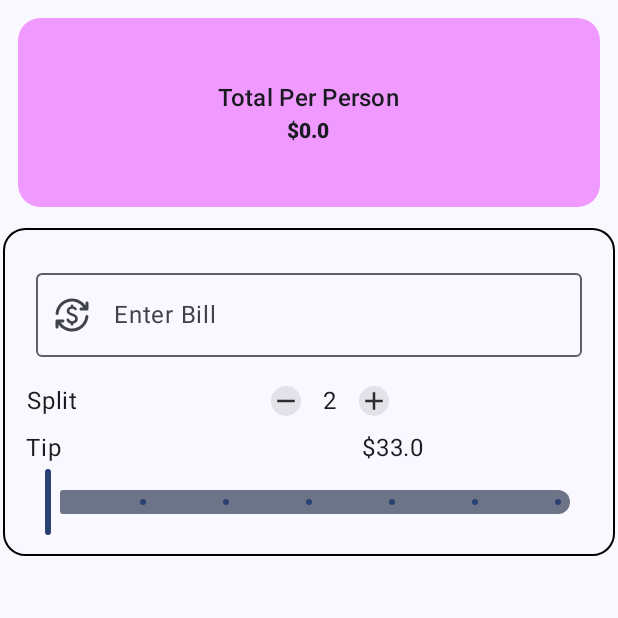
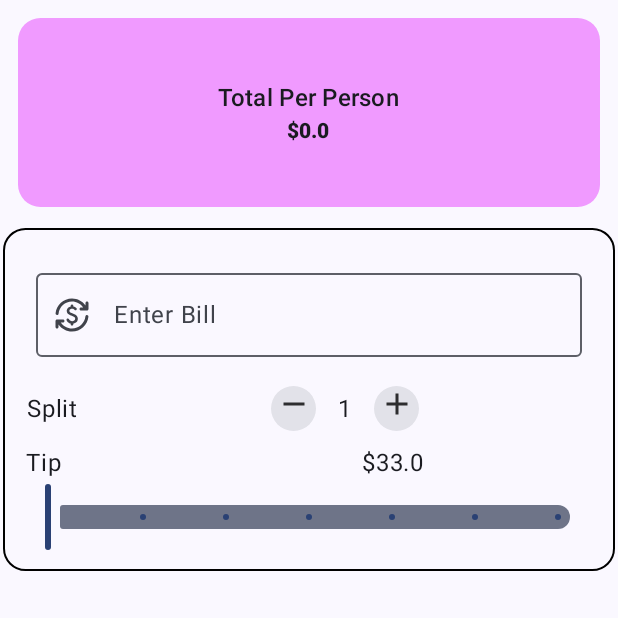
Before and after one commit to RanaHisham18/JetTipApp, an Android app built with Jetpack Compose: the composable BillState shown on its own in the app's theme, after a tap on "Plus or Minus Icon", on a phone screen of 412 x 824 dp, the top half of it. Run offline under Robolectric (Android 15) with nearby library versions, the phone set to English and light mode, and no system bars.

Commit message:
increase and decrease

```diff
--- a/app/src/main/java/com/example/jettipapp/MainActivity.kt
+++ b/app/src/main/java/com/example/jettipapp/MainActivity.kt
@@ -10,7 +10,6 @@ import androidx.activity.ComponentActivity
 import androidx.activity.compose.setContent
 import androidx.compose.foundation.BorderStroke
 import androidx.compose.foundation.layout.Arrangement
-import androidx.compose.foundation.layout.Box
 import androidx.compose.foundation.layout.Column
 import androidx.compose.foundation.layout.Row
 import androidx.compose.foundation.layout.Spacer
@@ -113,7 +112,10 @@ fun BillState(
     val sliderPositionState = remember {
         mutableStateOf(0f)
     }
-
+    val splitState = remember {
+        mutableStateOf(1)
+    }
+    val range = IntRange(start = 1, endInclusive = 100)
     val keyboardController = LocalSoftwareKeyboardController.current
     Column {
         TopHeaderCard()
@@ -163,10 +165,15 @@ fun BillState(
                         RoundedIconButton(
 
                             imageVector = Icons.Default.Remove,
-                            onClick = { /*TODO*/ })
+                            onClick = {
+
+                                splitState.value =
+                                    if(splitState.value > 1) splitState.value - 1
+                                else 1
+                            })
 
                         Text(
-                            text = "2", modifier = Modifier
+                            text = "${splitState.value}", modifier = Modifier
                                 .align(Alignment.CenterVertically)
                                 .padding(start = 9.dp, end = 9.dp)
                         )
@@ -174,10 +181,14 @@ fun BillState(
                         RoundedIconButton(
 
                             imageVector = Icons.Default.Add,
-                            onClick = { /*TODO*/ })
+                            onClick = {
+                                if (splitState.value < range.last){
+                                    splitState.value += 1
+                                }
+                            })
 
 
-                    }
+                    };
                 }
 
 
--- a/app/src/main/java/com/example/jettipapp/widgets/RoundedIconButton.kt
+++ b/app/src/main/java/com/example/jettipapp/widgets/RoundedIconButton.kt
@@ -1,7 +1,7 @@
 package com.example.jettipapp.widgets
 
-import android.app.LauncherActivity.IconResizer
 import androidx.compose.foundation.clickable
+import androidx.compose.foundation.layout.fillMaxWidth
 import androidx.compose.foundation.layout.padding
 import androidx.compose.foundation.layout.size
 import androidx.compose.foundation.shape.CircleShape
@@ -9,15 +9,15 @@ import androidx.compose.material3.Card
 import androidx.compose.material3.Icon
 import androidx.compose.material3.MaterialTheme
 import androidx.compose.runtime.Composable
+import androidx.compose.ui.Alignment
 import androidx.compose.ui.Modifier
 import androidx.compose.ui.graphics.Color
 import androidx.compose.ui.graphics.vector.ImageVector
-import androidx.compose.ui.tooling.preview.Preview
 import androidx.compose.ui.unit.Dp
 import androidx.compose.ui.unit.dp
 
 
-val IconButtonSizeModifier = Modifier.size(20.dp)
+val IconButtonSizeModifier = Modifier.size(30.dp)
 
 @Composable
 fun RoundedIconButton(
@@ -37,7 +37,8 @@ fun RoundedIconButton(
 
             imageVector = imageVector,
             contentDescription = "Plus or Minus Icon",
-            tint = tint
+            tint = tint,
+            modifier = Modifier.align(Alignment.CenterHorizontally).fillMaxWidth()
         )
     }
 }
```
